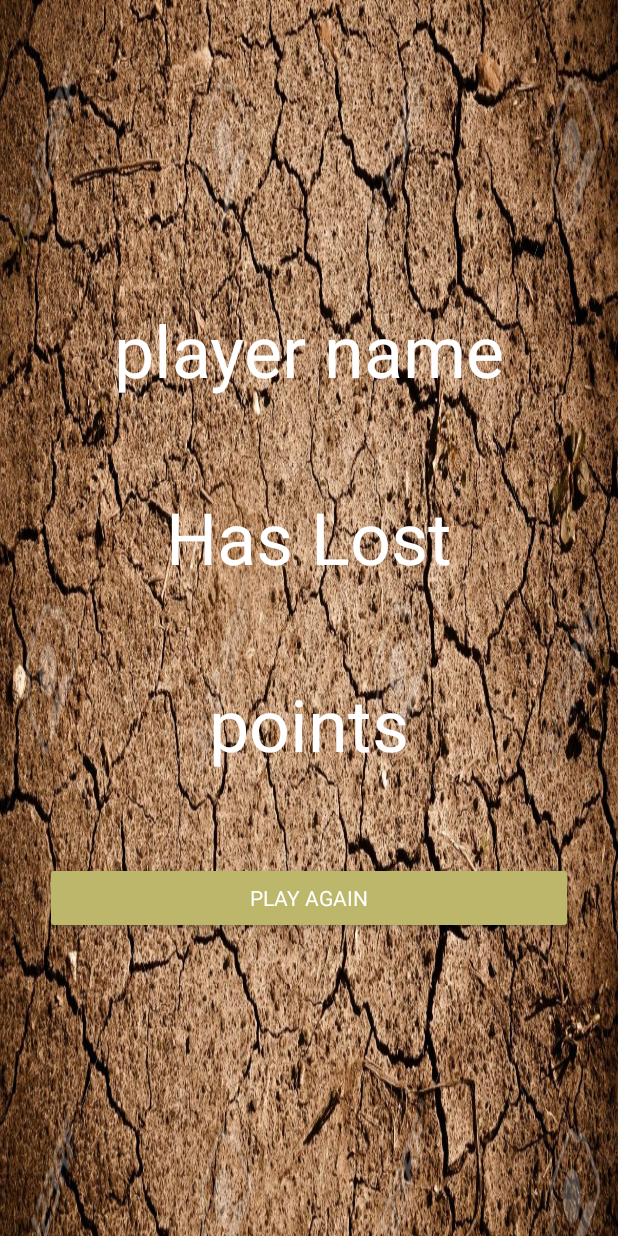
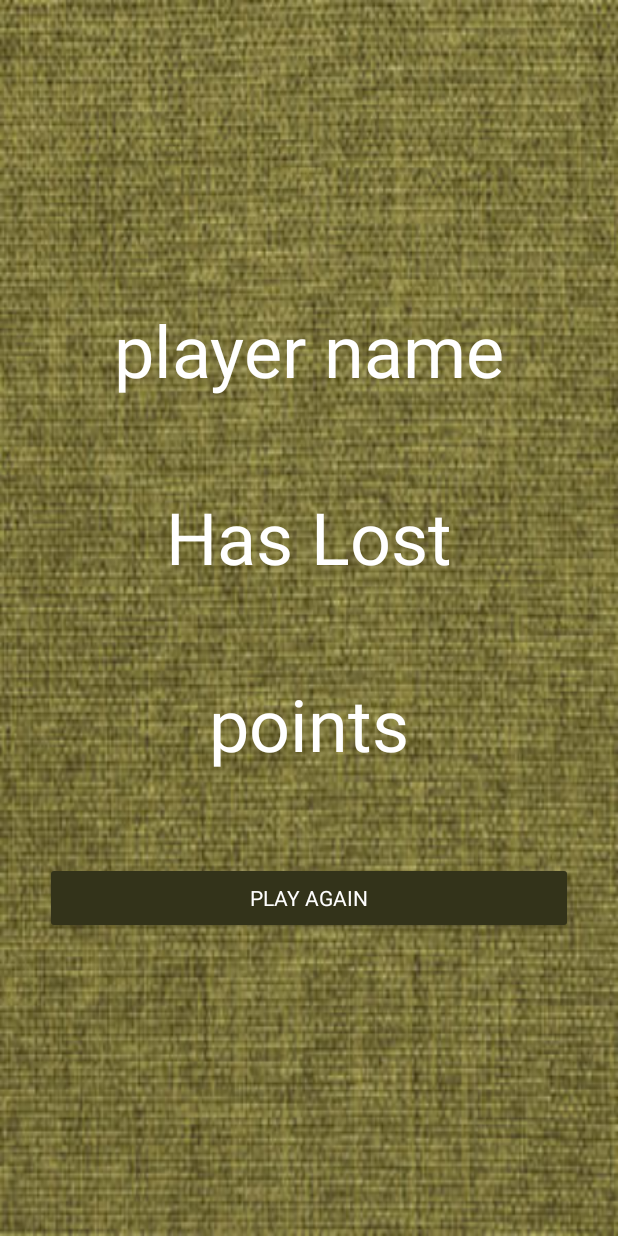
Before and after one commit to avgimatan/HW1-WhackAMoleGame, an Android app: the EndGameActivity screen opened directly, with no data from a screen before it, on a phone screen of 412 x 824 dp. Run offline under Robolectric (Android 15) with nearby library versions, the phone set to English and light mode, and no system bars; Roboto replaces fonts that are not available here; 6 statements that could not run were skipped.

Commit message:
Done HW1

```diff
--- a/app/src/main/java/com/example/whackamolegame/MainActivity.java
+++ b/app/src/main/java/com/example/whackamolegame/MainActivity.java
@@ -16,7 +16,6 @@ import java.io.Serializable;
 public class MainActivity extends AppCompatActivity implements View.OnClickListener, Serializable {
 
     Player player = new Player();
-//TODO:    ConstraintLayout mainLayout;
     EditText editTextName;
     Button startButton;
 
@@ -25,7 +24,6 @@ public class MainActivity extends AppCompatActivity implements View.OnClickListe
         super.onCreate(savedInstanceState);
         setContentView(R.layout.activity_main);
 
-    //TODO:     mainLayout = findViewById(R.id.main_layout);
         editTextName = findViewById(R.id.txt_name);
         startButton = findViewById(R.id.btn_start);
         startButton.setOnClickListener(this);
--- a/app/src/main/java/com/example/whackamolegame/PlayGameActivity.java
+++ b/app/src/main/java/com/example/whackamolegame/PlayGameActivity.java
@@ -48,7 +48,7 @@ public class PlayGameActivity extends AppCompatActivity implements View.OnClickL
 
                 if((millisUntilFinished/1000) == 5 )
                     playLastSecondsSound(millisUntilFinished/1000);
-                else if((millisUntilFinished/1000) == 0) // TODO: check if need this
+                else if((millisUntilFinished/1000) == 0)
                     mp_lastMin.stop();
 
                 if ((millisUntilFinished/1000) <= 5 )
--- a/app/src/main/res/layout/activity_end_game.xml
+++ b/app/src/main/res/layout/activity_end_game.xml
@@ -5,7 +5,7 @@
     android:layout_width="match_parent"
     android:layout_height="match_parent"
     android:orientation="vertical"
-    android:background="@drawable/dirt_background"
+    android:background="@drawable/light_haki"
     android:gravity="center"
     tools:context=".EndGameActivity">
 
--- a/app/src/main/res/values/colors.xml
+++ b/app/src/main/res/values/colors.xml
@@ -8,4 +8,5 @@
     <color name="aqua">#00FFFF</color>
     <color name="silver">#C0C0C0</color>
     <color name="DarkKhaki">#BDB76B</color>
+    <color name="brown">#33331a</color>
 </resources>
--- a/app/src/main/res/values/styles.xml
+++ b/app/src/main/res/values/styles.xml
@@ -5,7 +5,7 @@
         <!-- Customize your theme here. -->
         <item name="colorPrimary">@color/colorPrimary</item>
         <item name="colorPrimaryDark">@color/colorPrimaryDark</item>
-        <item name="colorAccent">@color/DarkKhaki</item>
+        <item name="colorAccent">@color/brown</item>
     </style>
 
     <style name="AppTheme.Button" parent="Widget.AppCompat.Button.Colored">
```
Also changed, not shown: app/src/main/res/drawable/light_haki.jpg (added).
